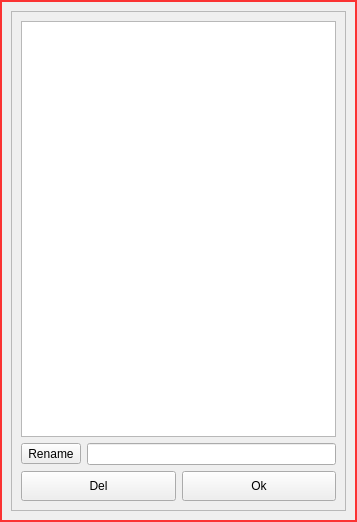
ic005k/Knot-Legacy, file src/CategoryList.ui: the form before one commit.
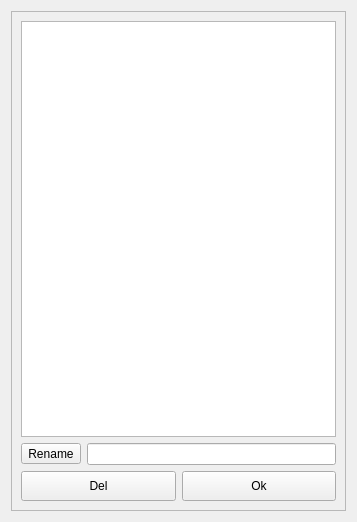
The form after the commit. Icons and pictures are not drawn.

Commit message: 调整了一些窗口的风格

What changed in the file:
```diff
--- a/src/CategoryList.ui
+++ b/src/CategoryList.ui
@@ -14,14 +14,7 @@
    <string>Dialog</string>
   </property>
   <property name="styleSheet">
-   <string notr="true">QDialog{	
-	/*background-color: rgb(255, 25, 25);*/	
-	/*border-image:url(:/res/b.png);	*/
-	border-style:solid;						
-	border-width:2px;						
-	border-color:rgb(251, 51, 51);		
-
-}</string>
+   <string notr="true"/>
   </property>
   <layout class="QVBoxLayout" name="verticalLayout_2">
    <item>
```
The commit also changes 2 other files.
